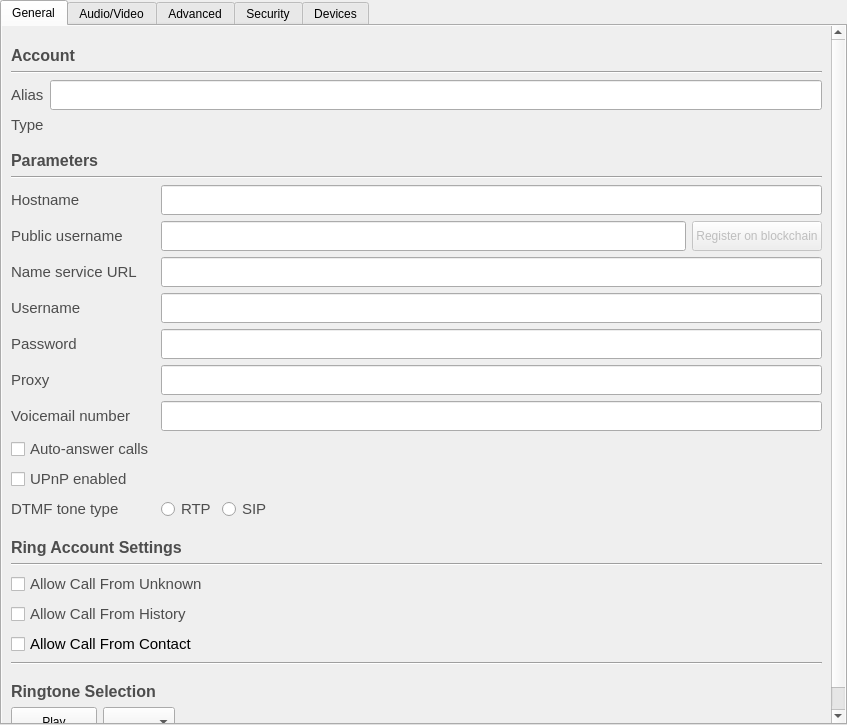
The window that accountdetails.ui (savoirfairelinux/jami-client-windows) describes before a commit, drawn with Qt 5.
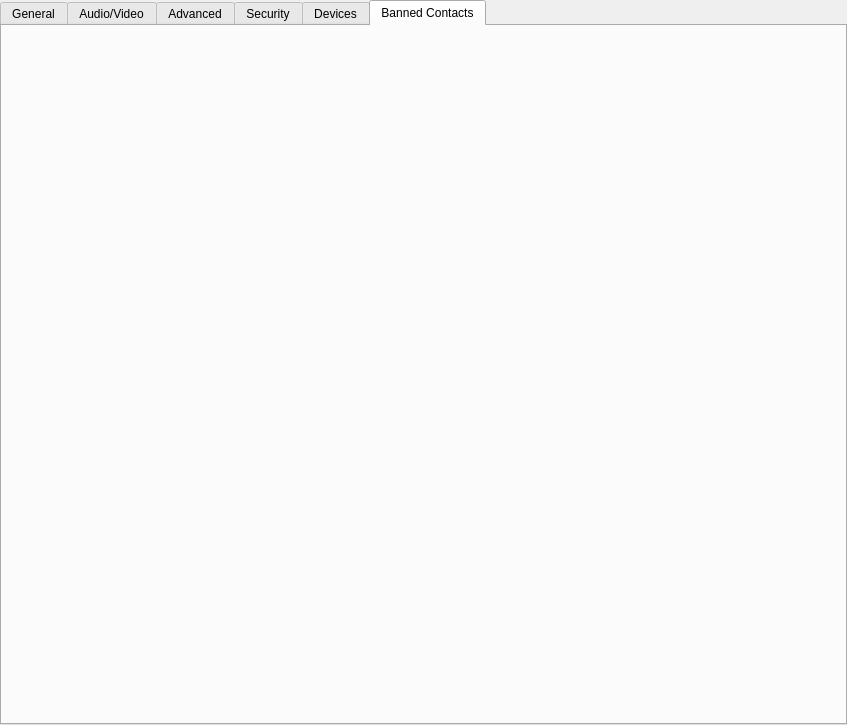
The same window after the commit. The open tabs and pages were chosen to show the change. Icons and pictures are not drawn. Custom widgets are drawn as their Qt base class.

Commit message:
add tab to accountdetails managing banned contacts
implements banned account, add a tab at the end of account details
that shows a list of banned contacts, and on click displays a pannel
with detailed contact informations, providing the option to deban
this contact.

```diff
--- a/accountdetails.ui
+++ b/accountdetails.ui
@@ -2645,6 +2645,21 @@
        </item>
       </layout>
      </widget>
+     <widget class="QWidget" name="bannedContactsTab">
+      <attribute name="title">
+       <string>Banned Contacts</string>
+      </attribute>
+      <widget class="QWidget" name="widget" native="true">
+       <property name="geometry">
+        <rect>
+         <x>0</x>
+         <y>-1</y>
+         <width>841</width>
+         <height>691</height>
+        </rect>
+       </property>
+      </widget>
+     </widget>
     </widget>
    </item>
   </layout>
```
Left out of the diff: 5 changed lines with no effect on the pictures. The commit also changes 5 other files.
